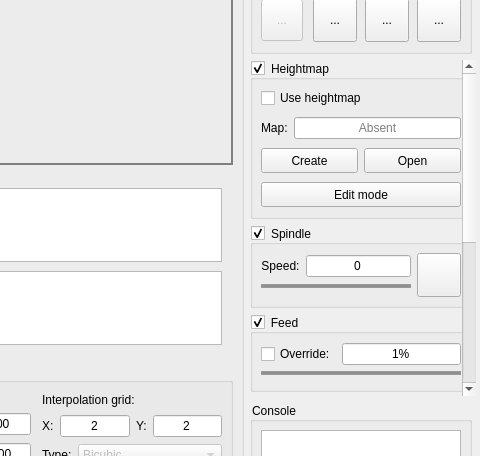
First picture: the form in frmmain.ui, repository Denvi/Candle, before the edit; both pictures show x 390 to 870 and y 275 to 731 of the 870 by 826 pixel window.
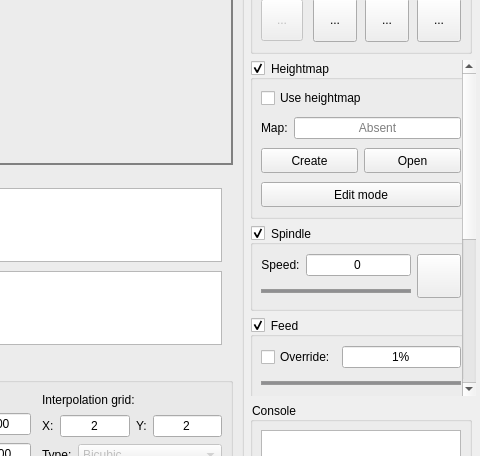
Second picture: the form after the edit. Icons and pictures are not drawn. Custom widgets are drawn as their Qt base class.

```diff
--- a/frmmain.ui
+++ b/frmmain.ui
@@ -10,13 +10,6 @@
     <height>826</height>
    </rect>
   </property>
-  <property name="palette">
-   <palette>
-    <active/>
-    <inactive/>
-    <disabled/>
-   </palette>
-  </property>
   <property name="windowTitle">
    <string>grblControl</string>
   </property>
@@ -106,6 +99,11 @@
 	selection-color: rgb(0, 0, 0);
 }
 
+QSlider::horizontal {
+	padding-top: 1px;
+	padding-bottom: 1px;
+}
+
 QSlider::groove:horizontal {
     border: 1px solid #999999;
     height: 2px; 
@@ -1599,7 +1597,7 @@
            <x>0</x>
            <y>0</y>
            <width>240</width>
-           <height>651</height>
+           <height>655</height>
           </rect>
          </property>
          <property name="sizePolicy">
@@ -1808,9 +1806,6 @@
                 </property>
                 <item>
                  <layout class="QVBoxLayout" name="verticalLayout_12">
-                  <property name="spacing">
-                   <number>0</number>
-                  </property>
                   <item>
                    <layout class="QHBoxLayout" name="horizontalLayout_4" stretch="0,1">
                     <item>
@@ -1941,9 +1936,6 @@
                 </property>
                 <item>
                  <layout class="QVBoxLayout" name="verticalLayout_13">
-                  <property name="spacing">
-                   <number>0</number>
-                  </property>
                   <item>
                    <layout class="QHBoxLayout" name="horizontalLayout_15" stretch="0,1">
                     <item>
```
Left out of the diff: 48 changed lines with no effect on the pictures.
